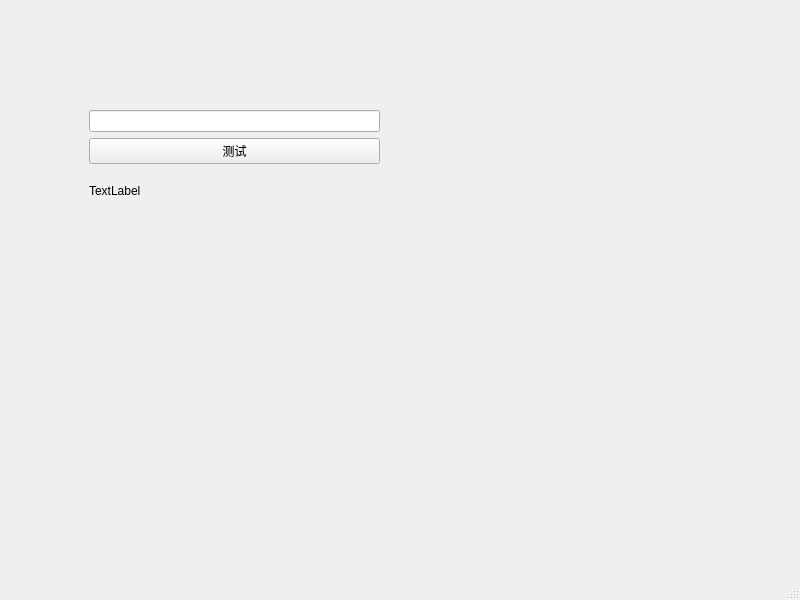
ZZZzzzz430/AsynLogSystem-CloudStorage, file Client/mainwindow.ui: the form before one commit.
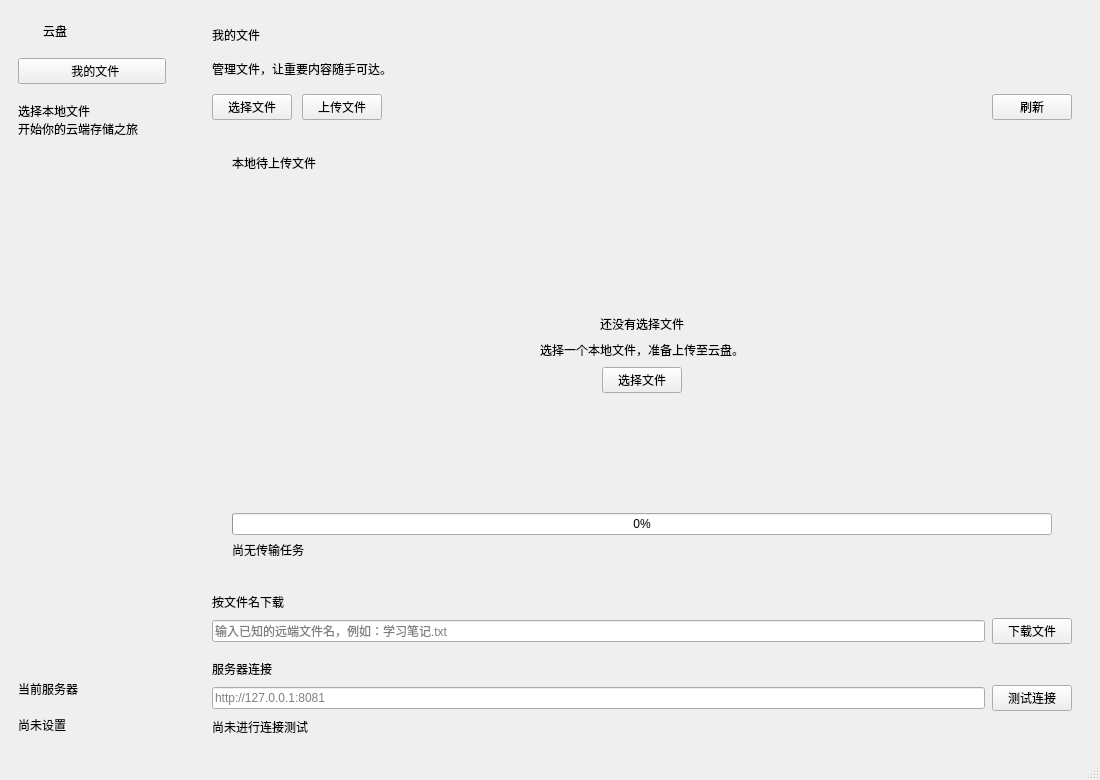
The form after the commit.

Commit message: 添加登录窗口和 MySQL

The edit to the form file:
```diff
--- a/Client/mainwindow.ui
+++ b/Client/mainwindow.ui
@@ -2,57 +2,127 @@
 <ui version="4.0">
  <class>MainWindow</class>
  <widget class="QMainWindow" name="MainWindow">
-  <property name="geometry">
-   <rect>
-    <x>0</x>
-    <y>0</y>
-    <width>800</width>
-    <height>600</height>
-   </rect>
-  </property>
-  <property name="windowTitle">
-   <string>MainWindow</string>
-  </property>
+  <property name="geometry"><rect><x>0</x><y>0</y><width>1100</width><height>780</height></rect></property>
+  <property name="minimumSize"><size><width>960</width><height>720</height></size></property>
+  <property name="windowTitle"><string>云盘 · 我的文件</string></property>
   <widget class="QWidget" name="centralwidget">
-   <widget class="QWidget" name="verticalLayoutWidget">
-    <property name="geometry">
-     <rect>
-      <x>89</x>
-      <y>110</y>
-      <width>291</width>
-      <height>101</height>
-     </rect>
-    </property>
-    <layout class="QVBoxLayout" name="verticalLayout">
-     <item>
-      <widget class="QLineEdit" name="serverUrlEdit"/>
-     </item>
-     <item>
-      <widget class="QPushButton" name="testConnectionButton">
-       <property name="text">
-        <string>测试</string>
-       </property>
-      </widget>
-     </item>
-     <item>
-      <widget class="QLabel" name="connectionStatusLabel">
-       <property name="text">
-        <string>TextLabel</string>
-       </property>
-      </widget>
-     </item>
-    </layout>
-   </widget>
-  </widget>
-  <widget class="QMenuBar" name="menubar">
-   <property name="geometry">
-    <rect>
-     <x>0</x>
-     <y>0</y>
-     <width>800</width>
-     <height>24</height>
-    </rect>
-   </property>
+   <!-- 根布局左右分区；不要使用绝对坐标，最小窗口尺寸由布局共同约束。 -->
+   <layout class="QHBoxLayout" name="rootLayout">
+    <property name="spacing"><number>0</number></property>
+    <property name="leftMargin"><number>0</number></property>
+    <property name="topMargin"><number>0</number></property>
+    <property name="rightMargin"><number>0</number></property>
+    <property name="bottomMargin"><number>0</number></property>
+    <item>
+     <widget class="QWidget" name="sideBar">
+      <!-- 左侧只保留已有的文件入口，不添加尚无业务支持的收藏/容量等假数据。 -->
+      <property name="minimumSize"><size><width>184</width><height>0</height></size></property>
+      <property name="maximumSize"><size><width>184</width><height>16777215</height></size></property>
+      <layout class="QVBoxLayout" name="sidebarLayout">
+       <property name="spacing"><number>18</number></property>
+       <property name="leftMargin"><number>18</number></property>
+       <property name="topMargin"><number>22</number></property>
+       <property name="rightMargin"><number>18</number></property>
+       <property name="bottomMargin"><number>24</number></property>
+       <item><layout class="QHBoxLayout" name="brandLayout">
+        <item><widget class="QLabel" name="sidebarLogo"><property name="text"><string/></property></widget></item>
+        <item><widget class="QLabel" name="brandName"><property name="text"><string>云盘</string></property></widget></item>
+        <item><spacer name="brandSpacer"><property name="orientation"><enum>Qt::Horizontal</enum></property><property name="sizeHint" stdset="0"><size><width>10</width><height>10</height></size></property></spacer></item>
+       </layout></item>
+       <item><widget class="QPushButton" name="filesButton"><property name="text"><string>  我的文件</string></property></widget></item>
+       <item><widget class="QLabel" name="sidebarDescription">
+        <property name="text"><string>选择本地文件
+开始你的云端存储之旅</string></property>
+        <property name="wordWrap"><bool>true</bool></property>
+       </widget></item>
+       <item><spacer name="sidebarSpacer"><property name="orientation"><enum>Qt::Vertical</enum></property><property name="sizeHint" stdset="0"><size><width>10</width><height>40</height></size></property></spacer></item>
+       <item><widget class="QLabel" name="serverCaption"><property name="text"><string>当前服务器</string></property></widget></item>
+       <item><widget class="QLabel" name="serverHintLabel"><property name="text"><string>尚未设置</string></property><property name="wordWrap"><bool>true</bool></property></widget></item>
+      </layout>
+     </widget>
+    </item>
+    <item>
+     <widget class="QWidget" name="workspace">
+      <!-- 右侧工作区：标题、操作栏、本地候选文件、下载入口、原连接测试。 -->
+      <layout class="QVBoxLayout" name="workspaceLayout">
+       <property name="spacing"><number>16</number></property>
+       <property name="leftMargin"><number>28</number></property>
+       <property name="topMargin"><number>26</number></property>
+       <property name="rightMargin"><number>28</number></property>
+       <property name="bottomMargin"><number>22</number></property>
+       <item><widget class="QLabel" name="pageTitle"><property name="text"><string>我的文件</string></property></widget></item>
+       <item><widget class="QLabel" name="pageSubtitle"><property name="text"><string>管理文件，让重要内容随手可达。</string></property></widget></item>
+       <item><layout class="QHBoxLayout" name="toolbarLayout">
+        <property name="spacing"><number>10</number></property>
+        <item><widget class="QPushButton" name="selectFileButton"><property name="text"><string>选择文件</string></property></widget></item>
+        <item><widget class="QPushButton" name="uploadButton"><property name="text"><string>上传文件</string></property></widget></item>
+        <item><spacer name="toolbarSpacer"><property name="orientation"><enum>Qt::Horizontal</enum></property><property name="sizeHint" stdset="0"><size><width>40</width><height>10</height></size></property></spacer></item>
+        <item><widget class="QPushButton" name="refreshButton"><property name="text"><string>刷新</string></property></widget></item>
+       </layout></item>
+       <item>
+        <widget class="QFrame" name="workspaceCard">
+         <!-- filesStack 第 0 页为空态，第 1 页只显示用户选中的本地候选文件。 -->
+         <layout class="QVBoxLayout" name="filesCardLayout">
+          <property name="leftMargin"><number>20</number></property>
+          <property name="topMargin"><number>18</number></property>
+          <property name="rightMargin"><number>20</number></property>
+          <property name="bottomMargin"><number>18</number></property>
+          <item><widget class="QLabel" name="localFileTitle"><property name="text"><string>本地待上传文件</string></property></widget></item>
+          <item>
+           <widget class="QStackedWidget" name="filesStack">
+            <property name="minimumSize"><size><width>0</width><height>190</height></size></property>
+            <widget class="QWidget" name="emptyPage">
+             <layout class="QVBoxLayout" name="emptyLayout">
+              <property name="spacing"><number>8</number></property>
+              <item><spacer name="emptyTopSpacer"><property name="orientation"><enum>Qt::Vertical</enum></property><property name="sizeHint" stdset="0"><size><width>10</width><height>12</height></size></property></spacer></item>
+              <item><widget class="QLabel" name="emptyIcon"><property name="text"><string/></property><property name="alignment"><set>Qt::AlignCenter</set></property></widget></item>
+              <item><widget class="QLabel" name="emptyTitle"><property name="text"><string>还没有选择文件</string></property><property name="alignment"><set>Qt::AlignCenter</set></property></widget></item>
+              <item><widget class="QLabel" name="emptyDescription"><property name="text"><string>选择一个本地文件，准备上传至云盘。</string></property><property name="alignment"><set>Qt::AlignCenter</set></property></widget></item>
+              <item alignment="Qt::AlignHCenter"><widget class="QPushButton" name="emptySelectButton"><property name="text"><string>选择文件</string></property></widget></item>
+              <item><spacer name="emptyBottomSpacer"><property name="orientation"><enum>Qt::Vertical</enum></property><property name="sizeHint" stdset="0"><size><width>10</width><height>12</height></size></property></spacer></item>
+             </layout>
+            </widget>
+            <widget class="QWidget" name="selectedFilesPage">
+             <layout class="QVBoxLayout" name="selectedFilesLayout">
+              <property name="leftMargin"><number>0</number></property><property name="topMargin"><number>8</number></property><property name="rightMargin"><number>0</number></property><property name="bottomMargin"><number>0</number></property>
+              <item><widget class="QTableWidget" name="fileTable">
+               <property name="showGrid"><bool>false</bool></property>
+               <column><property name="text"><string>文件名称</string></property></column>
+               <column><property name="text"><string>大小</string></property></column>
+               <column><property name="text"><string>状态</string></property></column>
+              </widget></item>
+             </layout>
+            </widget>
+           </widget>
+          </item>
+          <item><widget class="QProgressBar" name="transferProgressBar"><property name="value"><number>0</number></property></widget></item>
+          <item><widget class="QLabel" name="transferStatusLabel"><property name="text"><string>尚无传输任务</string></property><property name="wordWrap"><bool>true</bool></property></widget></item>
+         </layout>
+        </widget>
+       </item>
+       <!-- 旧协议按已知远端名下载，真实 URL 编码和磁盘写入由用户补齐。 -->
+       <item><layout class="QVBoxLayout" name="downloadLayout">
+        <property name="spacing"><number>7</number></property>
+        <item><widget class="QLabel" name="downloadTitle"><property name="text"><string>按文件名下载</string></property></widget></item>
+        <item><layout class="QHBoxLayout" name="downloadRow">
+         <item><widget class="QLineEdit" name="remoteNameEdit"><property name="placeholderText"><string>输入已知的远端文件名，例如：学习笔记.txt</string></property></widget></item>
+         <item><widget class="QPushButton" name="downloadButton"><property name="text"><string>下载文件</string></property></widget></item>
+        </layout></item>
+       </layout></item>
+       <!-- 保留三个原 objectName，现有的连接测试信号槽继续使用这些控件。 -->
+       <item><layout class="QVBoxLayout" name="connectionLayout">
+        <property name="spacing"><number>7</number></property>
+        <item><widget class="QLabel" name="connectionTitle"><property name="text"><string>服务器连接</string></property></widget></item>
+        <item><layout class="QHBoxLayout" name="connectionRow">
+         <item><widget class="QLineEdit" name="serverUrlEdit"><property name="placeholderText"><string>http://127.0.0.1:8081</string></property></widget></item>
+         <item><widget class="QPushButton" name="testConnectionButton"><property name="text"><string>测试连接</string></property></widget></item>
+        </layout></item>
+        <item><widget class="QLabel" name="connectionStatusLabel"><property name="text"><string>尚未进行连接测试</string></property><property name="wordWrap"><bool>true</bool></property></widget></item>
+       </layout></item>
+      </layout>
+     </widget>
+    </item>
+   </layout>
   </widget>
   <widget class="QStatusBar" name="statusbar"/>
  </widget>
```
The commit also changes 51 other files.
